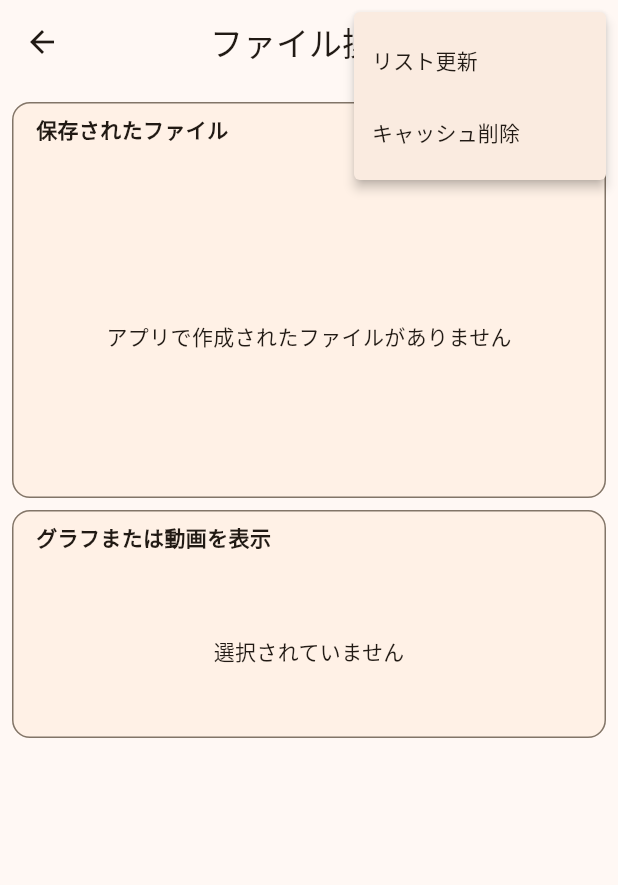
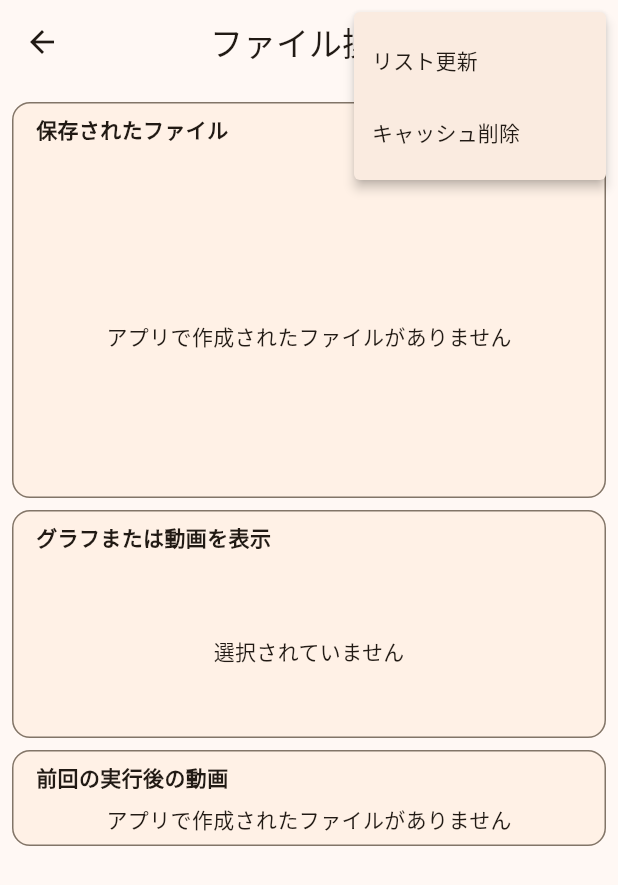
Before and after one commit to HarumaIto/walking_analysis, a Flutter app: the FileLibraryPage screen opened directly, after a tap on the "more vert" icon, on a phone screen of 412 x 824 dp. Shown: the top 885 px of the screen. Run offline on Flutter 3.47's test engine with Material 2 defaults, Android fonts, the phone set to English and light mode, and no system bars; our stand-ins replace camera, charts_flutter, csv, firebase_core, flutter_native_splash, flutter_riverpod and 6 more; missing offline and left inert: flutter_ffmpeg, fraction, google_mlkit_pose_detection, video_thumbnail; accounts and stored records are empty; generated files the repository leaves out were written again.

Commit message:
ファイルページの変更と細かな修正

```diff
--- a/lib/repository/ml_repository.dart
+++ b/lib/repository/ml_repository.dart
@@ -12,8 +12,6 @@ import '../model/configs/static_var.dart';
 import '../model/images_info.dart';
 import '../model/video_file_path.dart';
 import '../state/home_providers.dart';
-import '../state/log_provider.dart';
-import '../utility/create_thumbnail.dart';
 import '../utility/file_processor.dart';
 import '../utility/video_to_image.dart';
 
@@ -91,7 +89,6 @@ class MlRepository {
     // 動画出力
     final FlutterFFmpeg flutterFFmpeg = FlutterFFmpeg();
     await flutterFFmpeg.execute("-y -i $inputPath -vcodec mpeg4 -b:v 10000k -vframes $frameNum $outputVideoPath");
-    createThumbnail(ref, detectedThumbProvider, outputVideoPath);
 
     // csvファイルを作成
     String dirPath = await getExternalStoragePath();
--- a/lib/repository/restart_repository.dart
+++ b/lib/repository/restart_repository.dart
@@ -2,7 +2,6 @@ import 'package:flutter_riverpod/flutter_riverpod.dart';
 import 'package:walking_analysis/model/configs/static_var.dart';
 
 import '../state/home_providers.dart';
-import '../state/log_provider.dart';
 
 class RestartRepository {
 
@@ -14,9 +13,6 @@ class RestartRepository {
     ref.read(dataListProvider.notifier).reset();
     ref.read(scoreProvider.notifier).state = '-----';
     StaticVar.videoSaveState = false;
-
-    /* log page */
     ref.read(inputThumbProvider.notifier).reset();
-    ref.read(detectedThumbProvider.notifier).reset();
   }
 }
--- a/lib/screen/view/file_library_page.dart
+++ b/lib/screen/view/file_library_page.dart
@@ -5,6 +5,7 @@ import 'package:flutter/material.dart';
 import 'package:flutter_riverpod/flutter_riverpod.dart';
 import 'package:path_provider/path_provider.dart';
 import 'package:video_player/video_player.dart';
+import 'package:walking_analysis/model/video_file_path.dart';
 
 import '../../model/angle_data.dart';
 import '../../model/configs/static_var.dart';
@@ -26,15 +27,8 @@ class FileLibraryPageState extends ConsumerState<FileLibraryPage> {
   List nameList = [];
   List csvDataList = [];
   String fileName = '';
-  late VideoPlayerController controller;
-
-  // ディレクトリからファイルを取得する
-  void _getFiles() async {
-    dir = (await getExternalStorageDirectory())!;
-    List<String> list = getOriginalFileNameList(dir);
-    list.sort((a, b) => a.compareTo(b));
-    ref.read(fileListProvider.notifier).setList(list);
-  }
+  late VideoPlayerController previewController;
+  late VideoPlayerController outputController;
 
   // ファイルがあるかチェックする
   bool _fileExist() {
@@ -68,9 +62,9 @@ class FileLibraryPageState extends ConsumerState<FileLibraryPage> {
   }
 
   // 動画を表示するWidgetを作成する
-  VideoPlayerController _createVideoController() {
-    File file = File(StaticVar.previewFilePath);
-    controller = VideoPlayerController.file(file)
+  VideoPlayerController _createVideoController(String filePath) {
+    File file = File(filePath);
+    VideoPlayerController controller = VideoPlayerController.file(file)
       ..initialize().then((_) {})
       ..play();
 
@@ -80,7 +74,10 @@ class FileLibraryPageState extends ConsumerState<FileLibraryPage> {
   @override
   void initState() {
     super.initState();
-    _getFiles();
+    getExternalStorageDirectory().then((directory) {
+      dir = directory!;
+      getFileList(ref, dir);
+    });
   }
 
   @override
@@ -100,7 +97,7 @@ class FileLibraryPageState extends ConsumerState<FileLibraryPage> {
           PopupMenuButton<String>(
             onSelected: (s) {
               if (s=='リスト更新') {
-                _getFiles();
+                getFileList(ref, dir);
               }
               else {
                 deleteCache();
@@ -156,7 +153,7 @@ class FileLibraryPageState extends ConsumerState<FileLibraryPage> {
                           )
                               : Container(
                             alignment: Alignment.center,
-                            child: Text('アプリで作成されたファイルがありません'),
+                            child: const Text('アプリで作成されたファイルがありません'),
                           )
                       ),
                     ],
@@ -202,7 +199,7 @@ class FileLibraryPageState extends ConsumerState<FileLibraryPage> {
                                     width: imageHeight / 1.7,
                                     padding: const EdgeInsets.symmetric(vertical: 4),
                                     alignment: Alignment.center,
-                                    child: VideoPlayer(_createVideoController())
+                                    child: VideoPlayer(previewController = _createVideoController(StaticVar.previewFilePath))
                                 ),
                                 Row(
                                   children: [
@@ -212,7 +209,7 @@ class FileLibraryPageState extends ConsumerState<FileLibraryPage> {
                                             borderRadius: BorderRadius.circular(24)
                                         ),
                                         child: IconButton(
-                                          onPressed: () {controller.play();},
+                                          onPressed: () {previewController.play();},
                                           icon: const Icon(Icons.restart_alt),
                                         )
                                     ),
@@ -224,6 +221,38 @@ class FileLibraryPageState extends ConsumerState<FileLibraryPage> {
                     ),
                   )
               ),
+              CardTemplate(
+                  title: '前回の実行後の動画',
+                  child: File(VideoFilePath.mlOutputPath).existsSync() ? Row(
+                    mainAxisAlignment: MainAxisAlignment.spaceEvenly,
+                    children: [
+                      Container(
+                          height: imageHeight,
+                          width: imageHeight / 1.7,
+                          padding: const EdgeInsets.symmetric(vertical: 4),
+                          alignment: Alignment.center,
+                          child: VideoPlayer(outputController = _createVideoController(VideoFilePath.mlOutputPath))
+                      ),
+                      Row(
+                        children: [
+                          Container(
+                              decoration: BoxDecoration(
+                                  color: const Color(0x88eece01),
+                                  borderRadius: BorderRadius.circular(24)
+                              ),
+                              child: IconButton(
+                                onPressed: () {outputController.play();},
+                                icon: const Icon(Icons.restart_alt),
+                              )
+                          ),
+                        ],
+                      )
+                    ],
+                  ) : Container(
+                    alignment: Alignment.center,
+                    child: const Text('アプリで作成されたファイルがありません'),
+                  )
+              ),
               const SizedBox(height: 8,),
             ]
         ),
--- a/lib/utility/file_processor.dart
+++ b/lib/utility/file_processor.dart
@@ -3,8 +3,11 @@ import 'dart:io';
 import 'package:csv/csv.dart';
 import 'package:flutter/material.dart';
 import 'package:flutter/services.dart';
+import 'package:flutter_riverpod/flutter_riverpod.dart';
 import 'package:fluttertoast/fluttertoast.dart';
 import 'package:path_provider/path_provider.dart';
+
+import '../state/file_library_provider.dart';
 
 /// 一時ディレクトリへのパス
 Future<String> getTemporaryDirectoryPath() async {
@@ -23,6 +26,20 @@ void deleteCache() async {
   // ディレクトリ削除
   String dirPath = await getTemporaryDirectoryPath();
   Directory(dirPath).deleteSync(recursive: true);
+}
+
+/// ディレクトリからファイルを取得する
+void getFileList(WidgetRef ref, Directory dir) async {
+  List<String> list = getOriginalFileNameList(dir);
+
+  // プログラム用のファイルを削除
+  list.remove('select.mp4');
+  list.remove('input.mp4');
+  list.remove('output.mp4');
+
+  // 並べ替えてproviderにセット
+  list.sort((a, b) => a.compareTo(b));
+  ref.read(fileListProvider.notifier).setList(list);
 }
 
 /// 拡張子を取得
--- a/lib/widget/original_icon_button.dart
+++ b/lib/widget/original_icon_button.dart
@@ -2,7 +2,6 @@ import 'package:flutter/material.dart';
 
 class OriginalIconButton extends StatelessWidget {
   final Widget text;
-  final bool isRow;
   final Function()? onPressed;
   final IconData icon;
 
@@ -10,7 +9,6 @@ class OriginalIconButton extends StatelessWidget {
     required this.icon,
     required this.onPressed,
     required this.text,
-    required this.isRow,
   });
 
   @override
@@ -26,8 +24,6 @@ class OriginalIconButton extends StatelessWidget {
       text,
     ];
 
-    return isRow
-      ? Row(children: _children,)
-      : Column(children: _children,);
+    return Column(children: _children,);
   }
 }
```
Also changed, not shown: lib/state/home_providers.dart (+37 -1 lines), lib/state/log_provider.dart (deleted, +0 -72 lines), lib/view_model/prepare_view_model.dart (+5 -5 lines), lib/widget/file_page_dialog.dart (+2 -8 lines).
